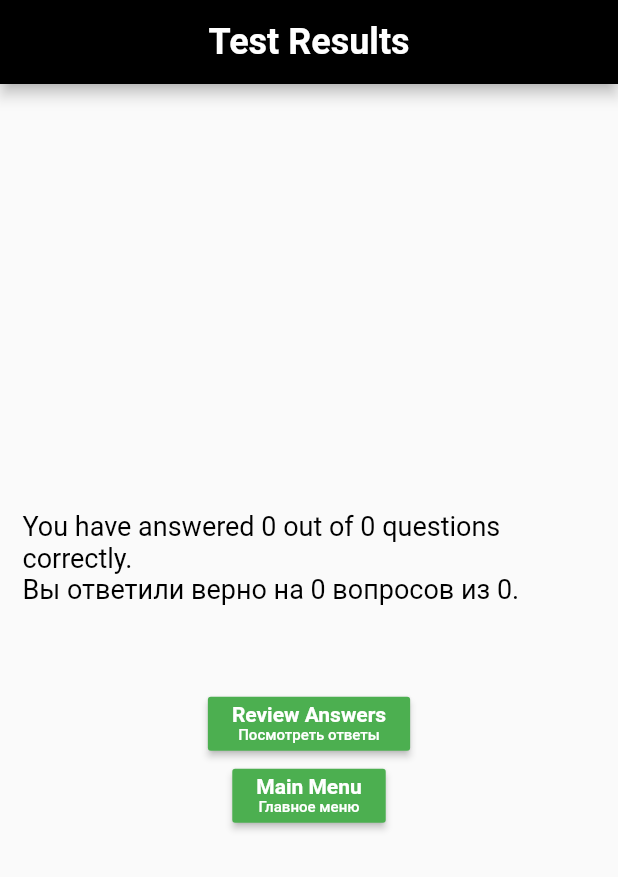
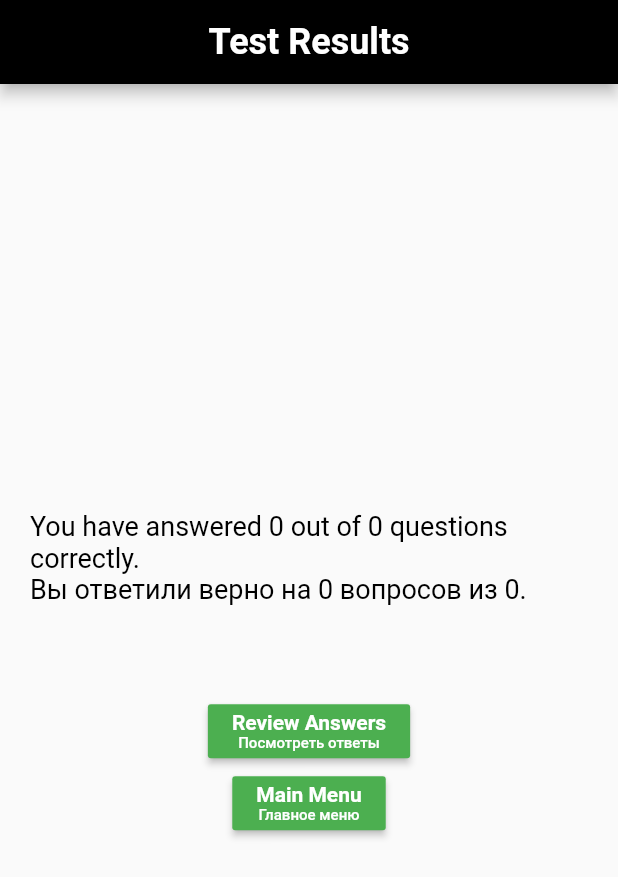
Before and after one commit to Impulseone/DrivingTheoryTest, a Flutter app: the ResultScreen screen opened directly with empty values, on a phone screen of 412 x 824 dp. Shown: the top 877 px of the screen. Run offline on Flutter 3.47's test engine with Material 2 defaults, Android fonts, the phone set to English and light mode, and no system bars; our stand-ins replace rxdart, sqflite; accounts and stored records are empty.

Commit message:
release version

```diff
--- a/dirving_theory_test/lib/view/questions_screens/answered_question_review_screen.dart
+++ b/dirving_theory_test/lib/view/questions_screens/answered_question_review_screen.dart
@@ -135,7 +135,7 @@ class _AnsweredQuestionReviewScreenState
   Widget _questionTextWithImage(Question question) {
     return Container(
       height: MediaQuery.of(context).size.height / 2.7,
-      padding: EdgeInsets.only(top: 20,left: 15, right: 5),
+      padding: EdgeInsets.only(top: 20,left: 30, right: 30),
       child: Column(
         mainAxisAlignment: MainAxisAlignment.center,
         children: [
@@ -163,7 +163,7 @@ class _AnsweredQuestionReviewScreenState
 
   Widget _questionTextWithoutImage(Question question) {
     return Container(
-        padding: EdgeInsets.only(top: 20,left: 15, right: 5),
+        padding: EdgeInsets.only(top: 20,left: 30, right: 30),
         height: MediaQuery.of(context).size.height / 2.7,
         child: Column(
           mainAxisAlignment: MainAxisAlignment.center,
--- a/dirving_theory_test/lib/view/questions_screens/question_screen.dart
+++ b/dirving_theory_test/lib/view/questions_screens/question_screen.dart
@@ -142,7 +142,7 @@ class _QuestionScreenState extends State<QuestionScreen> {
   Widget _questionTextWithImage(Question question) {
     return Container(
       height: MediaQuery.of(context).size.height / 2.7,
-      padding: EdgeInsets.only(top: 20,left: 15, right: 5),
+      padding: EdgeInsets.only(top: 20,left: 30, right: 30),
       child: Column(
         mainAxisAlignment: MainAxisAlignment.center,
         children: [
@@ -169,7 +169,7 @@ class _QuestionScreenState extends State<QuestionScreen> {
 
   Widget _questionTextWithoutImage(Question question) {
     return Container(
-        padding: EdgeInsets.only(top: 20,left: 15, right: 5),
+        padding: EdgeInsets.only(top: 20,left: 30, right: 30),
         height: MediaQuery.of(context).size.height / 2.7,
         child: Column(
           mainAxisAlignment: MainAxisAlignment.center,
--- a/dirving_theory_test/lib/view/questions_screens/questions_after_search_screen.dart
+++ b/dirving_theory_test/lib/view/questions_screens/questions_after_search_screen.dart
@@ -101,7 +101,7 @@ class _QuestionAfterSearchScreenState extends State<QuestionAfterSearchScreen> {
 
   Widget _questionTextWithImage(Question question) {
     return Container(
-      padding: EdgeInsets.only(top: 20,left: 15, right: 5),
+      padding: EdgeInsets.only(top: 20,left: 30, right: 30),
       height: MediaQuery.of(context).size.height / 2.7,
       child: Column(
         mainAxisAlignment: MainAxisAlignment.center,
@@ -130,7 +130,7 @@ class _QuestionAfterSearchScreenState extends State<QuestionAfterSearchScreen> {
 
   Widget _questionTextWithoutImage(Question question) {
     return Container(
-        padding: EdgeInsets.only(top: 20,left: 15, right: 5),
+        padding: EdgeInsets.only(top: 20,left: 30, right: 30),
         height: MediaQuery.of(context).size.height / 2.7,
         child: Column(
           mainAxisAlignment: MainAxisAlignment.center,
--- a/dirving_theory_test/lib/view/questions_screens/search_question_screen.dart
+++ b/dirving_theory_test/lib/view/questions_screens/search_question_screen.dart
@@ -24,7 +24,7 @@ class _SearchQuestionScreenState extends State<SearchQuestionScreen> {
           TextField(
             decoration: InputDecoration(
               hintText: 'Enter the text (Введите текст)...',
-              contentPadding: EdgeInsets.only(left: 15)
+              contentPadding: EdgeInsets.only(left: 30)
             ),
             onSubmitted: (text) => searchQuestionBloc.searchQuestions(text),
           ),
--- a/dirving_theory_test/lib/view/result_screen.dart
+++ b/dirving_theory_test/lib/view/result_screen.dart
@@ -61,7 +61,7 @@ class _ResultScreenState extends State<ResultScreen> {
   Widget _answeredCorrectlyText(
       List<Question> allQuestions, List<Question> trueAnsweredQuestions) {
     return Container(
-        padding: EdgeInsets.all(15),
+        padding: EdgeInsets.all(20),
         child: Text(
           "You have answered ${trueAnsweredQuestions.length} out of ${allQuestions.length} questions correctly.\nВы ответили верно на ${trueAnsweredQuestions.length} вопросов из ${allQuestions.length}.",
           style: CustomTextStyle.rusTextStyleHeadlineBlack(context),
```
